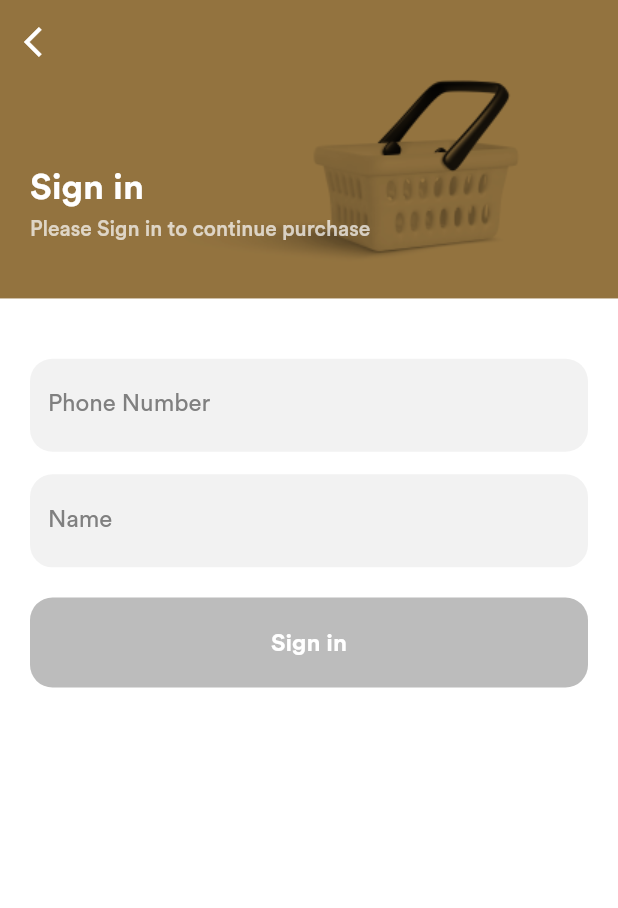
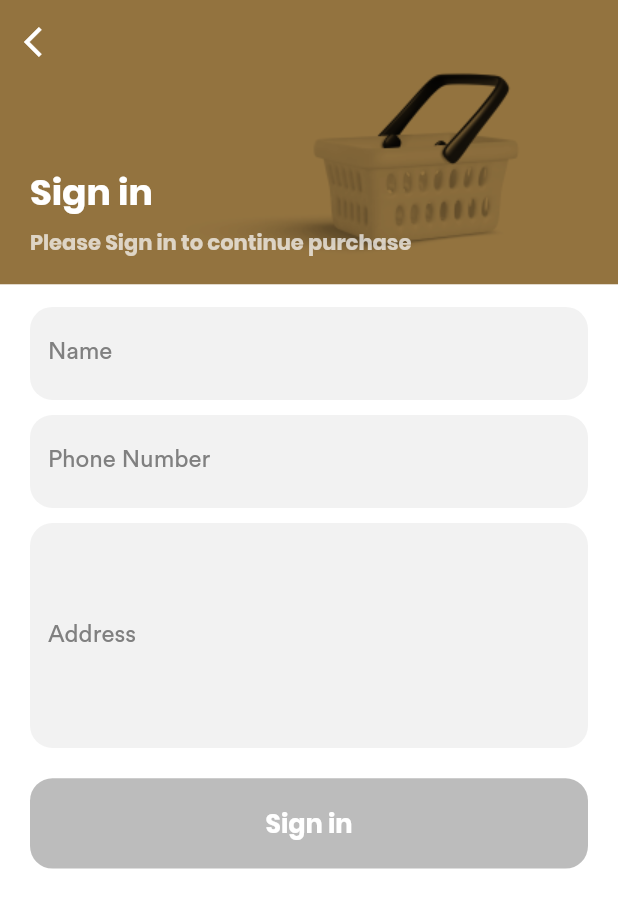
Before and after one commit to yamenemon/E-Commmerce-App, a Flutter app: the CartPage screen opened by its route, after a tap on "Check Out", on a phone screen of 412 x 824 dp. Shown: the top 908 px of the screen. Run offline on Flutter 3.47's test engine with Material 2 defaults, Android fonts, the phone set to English and light mode, and no system bars; our stand-ins replace connectivity, dio, flutter_screenutil, flutter_svg, get, google_fonts and 2 more; missing offline and left inert: connectivity_for_web, flutter_sslcommerze; project files that could hold a hidden picture were left out.

Commit message:
address field added

```diff
--- a/lib/MVC/Controller/SignInController/SignInController.dart
+++ b/lib/MVC/Controller/SignInController/SignInController.dart
@@ -6,6 +6,8 @@ class SignInController extends GetxController {
   GlobalKey<FormState> formKey = GlobalKey<FormState>();
   TextEditingController loginPhoneNumber = TextEditingController();
   TextEditingController loginName = TextEditingController();
+  TextEditingController loginAddress = TextEditingController();
+
   bool obscureText = true;
 
   @override
@@ -20,6 +22,9 @@ class SignInController extends GetxController {
     loginName.addListener(() {
       update();
     });
+    loginAddress.addListener(() {
+      update();
+    });
   }
 
   @override
@@ -28,6 +33,7 @@ class SignInController extends GetxController {
     super.dispose();
     loginPhoneNumber.dispose();
     loginName.dispose();
+    loginAddress.dispose();
   }
 
   void loginMethod() {
--- a/lib/MVC/View/Cart/CartPage.dart
+++ b/lib/MVC/View/Cart/CartPage.dart
@@ -1,10 +1,10 @@
+// ignore: file_names
 import 'package:ecommerce_app/MVC/Controller/CartModule/CartController.dart';
 import 'package:ecommerce_app/MVC/View/Cart/Components/body.dart';
 import 'package:ecommerce_app/MVC/View/Cart/Components/checkout_cart.dart';
+import 'package:ecommerce_app/globalWidget.dart';
 import 'package:flutter/material.dart';
-import 'package:flutter_screenutil/flutter_screenutil.dart';
 import 'package:get/get.dart';
-import 'package:google_fonts/google_fonts.dart';
 
 class CartPage extends StatelessWidget {
   final CartController _cartController = Get.find<CartController>();
@@ -12,32 +12,12 @@ class CartPage extends StatelessWidget {
   @override
   Widget build(BuildContext context) {
     return Scaffold(
-      appBar: buildAppBar(context),
+      appBar: GlobalWidget.globalAppBar(
+          "${_cartController.carts.length.toString()} products added",
+          Colors.transparent,
+          true),
       body: Body(),
       bottomNavigationBar: CheckoutCard(),
     );
   }
-
-  AppBar buildAppBar(BuildContext context) {
-    return AppBar(
-      title: Row(
-        children: [
-          Text("",
-              style: GoogleFonts.poppins(
-                  fontSize: 12.sp,
-                  fontWeight: FontWeight.normal,
-                  color: Colors.white)),
-          Obx(
-            () => Text(
-              "${_cartController.carts.length.toString()} products added",
-              style: GoogleFonts.poppins(
-                  fontSize: 17.sp,
-                  fontWeight: FontWeight.normal,
-                  color: Colors.white),
-            ),
-          ),
-        ],
-      ),
-    );
-  }
 }
--- a/lib/MVC/View/DetailsModule/Components/body.dart
+++ b/lib/MVC/View/DetailsModule/Components/body.dart
@@ -121,13 +121,13 @@ class Body extends StatelessWidget {
                         ],
                       ),
                       TopRoundedContainer(
-                        color: kWhiteColor,
+                        color: Colors.transparent,
                         child: Padding(
                           padding: EdgeInsets.only(
                               left: Get.width * 0.15.w,
                               right: Get.width * 0.15.w,
-                              top: 2.h,
-                              bottom: 8.h),
+                              top: 25.h,
+                              bottom: 0.h),
                           child: GlobalWidget.defaultButton(
                               press: () {
                                 final isExist = _cartController.carts
--- a/lib/MVC/View/SignInModule/SignInPage.dart
+++ b/lib/MVC/View/SignInModule/SignInPage.dart
@@ -6,40 +6,39 @@ import 'package:ecommerce_app/globalWidget.dart';
 import 'package:flutter/material.dart';
 import 'package:flutter_screenutil/flutter_screenutil.dart';
 import 'package:get/get.dart';
+import 'package:google_fonts/google_fonts.dart';
 
 class SignInPage extends StatefulWidget {
-  SignInPage({Key? key}) : super(key: key);
+  const SignInPage({Key? key}) : super(key: key);
 
   @override
   _SignInPageState createState() => _SignInPageState();
 }
 
 class _SignInPageState extends State<SignInPage> {
-  SignInController _signInController = Get.put(SignInController());
+  final SignInController _signInController = Get.put(SignInController());
 
   @override
   Widget build(BuildContext context) {
     return Scaffold(
+      resizeToAvoidBottomInset: false,
       backgroundColor: kSignInScaffoldColor,
-      body: Container(
-        height: 820.h,
-        width: 412.w,
-        child: SingleChildScrollView(
-          physics: NeverScrollableScrollPhysics(),
+      body: SingleChildScrollView(
+        // physics: const NeverScrollableScrollPhysics(),
         child: Column(
           children: [
             Stack(
               children: [
-                  Container(
-                    height: 198.h,
-                    width: 412.w,
-                    child: Image.asset("images/signin_bc.png"),
+                Image.asset(
+                  "images/signin_bc.png",
+                  width: Get.width,
+                  height: Get.height * 0.23,
                 ),
                 Positioned(
                   child: GlobalWidget.signInglobalAppBar(
                     title: "",
                     bgColor: Colors.transparent,
-                      trailing: Text(""),
+                    trailing: const Text(""),
                   ),
                 ),
                 Positioned(
@@ -49,12 +48,10 @@ class _SignInPageState extends State<SignInPage> {
                     crossAxisAlignment: CrossAxisAlignment.start,
                     children: [
                       Text(LocalizationLanguage.SIGN_IN_TEXT.tr,
-                            style: TextStyle(
-                                color: const Color(0xffffffff),
+                          style: GoogleFonts.poppins(
+                              fontSize: 24.sp,
                               fontWeight: FontWeight.w700,
-                                fontFamily: "CircularStd",
-                                fontStyle: FontStyle.normal,
-                                fontSize: 24.sp),
+                              color: Colors.white),
                           textAlign: TextAlign.left),
                       SizedBox(
                         height: 5.h,
@@ -63,12 +60,10 @@ class _SignInPageState extends State<SignInPage> {
                         opacity: 0.7035679817199707,
                         child: Text(
                           LocalizationLanguage.SIGN_IN__BAN_TEXT.tr,
-                            style: TextStyle(
-                                color: const Color(0xffffffff),
-                                fontWeight: FontWeight.w500,
-                                fontFamily: "CircularStd",
-                                fontStyle: FontStyle.normal,
-                                fontSize: 14.sp),
+                          style: GoogleFonts.poppins(
+                              fontSize: 14.sp,
+                              fontWeight: FontWeight.w700,
+                              color: Colors.white),
                         ),
                       )
                     ],
@@ -77,29 +72,13 @@ class _SignInPageState extends State<SignInPage> {
               ],
             ),
             Container(
-                height: Get.height,
+              height: Get.height * 0.77,
               width: Get.width,
               color: kWhiteColor,
               child: Form(
                 key: _signInController.formKey,
                 child: Column(
                   children: [
-                      Padding(
-                        padding:
-                            EdgeInsets.only(left: 20.w, right: 20.w, top: 40.h),
-                        child: GlobalWidget.textFormField(
-                          controller: _signInController.loginPhoneNumber,
-                          line: 1,
-                          labelText: LocalizationLanguage.PHONE_NUM_TEXT.tr,
-                          textInputType: TextInputType.number,
-                          validator: (value) {
-                            if (value!.trim().isEmpty)
-                              return LocalizationLanguage.PHONE_NUM_TEXT_REQ.tr;
-                            else
-                              return null;
-                          },
-                        ),
-                      ),
                     Padding(
                       padding:
                           EdgeInsets.only(left: 20.w, right: 20.w, top: 15.h),
@@ -109,11 +88,45 @@ class _SignInPageState extends State<SignInPage> {
                         labelText: LocalizationLanguage.NAME_TEXT.tr,
                         textInputType: TextInputType.text,
                         validator: (value) {
-                            if (value!.trim().isEmpty)
-                              return LocalizationLanguage
-                                  .ENTER_NAME_REQ_TEXT.tr;
-                            else
+                          if (value!.trim().isEmpty) {
+                            return LocalizationLanguage.ENTER_NAME_REQ_TEXT.tr;
+                          } else {
                             return null;
+                          }
+                        },
+                      ),
+                    ),
+                    Padding(
+                      padding:
+                          EdgeInsets.only(left: 20.w, right: 20.w, top: 10.h),
+                      child: GlobalWidget.textFormField(
+                        controller: _signInController.loginPhoneNumber,
+                        line: 1,
+                        labelText: LocalizationLanguage.PHONE_NUM_TEXT.tr,
+                        textInputType: TextInputType.number,
+                        validator: (value) {
+                          if (value!.trim().isEmpty) {
+                            return LocalizationLanguage.PHONE_NUM_TEXT_REQ.tr;
+                          } else {
+                            return null;
+                          }
+                        },
+                      ),
+                    ),
+                    Padding(
+                      padding:
+                          EdgeInsets.only(left: 20.w, right: 20.w, top: 10.h),
+                      child: GlobalWidget.textFormField(
+                        controller: _signInController.loginAddress,
+                        line: 5,
+                        labelText: LocalizationLanguage.ADDRESS_TEXT.tr,
+                        textInputType: TextInputType.text,
+                        validator: (value) {
+                          if (value!.trim().isEmpty) {
+                            return LocalizationLanguage.ADDRESS_TEXT_REQ.tr;
+                          } else {
+                            return null;
+                          }
                         },
                       ),
                     ),
@@ -127,26 +140,26 @@ class _SignInPageState extends State<SignInPage> {
                               _signInController.loginMethod();
                             },
                             child: Container(
-                                width: 372,
-                                height: 60,
+                              width: Get.width - 40.w,
+                              height: globalBtnHeight,
                               decoration: BoxDecoration(
-                                    borderRadius:
-                                        BorderRadius.all(Radius.circular(15)),
+                                  borderRadius: const BorderRadius.all(
+                                      Radius.circular(15)),
                                   color: (_signInController
                                               .loginName.text.isNotEmpty &&
                                           _signInController.loginPhoneNumber
-                                                .text.isNotEmpty)
-                                        ? kRedColor
-                                        : Color(0xffbcbcbc)),
+                                              .text.isNotEmpty &&
+                                          _signInController
+                                              .loginAddress.text.isNotEmpty)
+                                      ? kPrimaryColor
+                                      : const Color(0xffbcbcbc)),
                               child: Center(
                                 child: Text(
                                     LocalizationLanguage.SIGN_IN_TEXT.tr,
-                                      style: TextStyle(
-                                          color: const Color(0xffffffff),
+                                    style: GoogleFonts.poppins(
+                                        fontSize: 17.sp,
                                         fontWeight: FontWeight.w700,
-                                          fontFamily: "CircularStd",
-                                          fontStyle: FontStyle.normal,
-                                          fontSize: 16.sp),
+                                        color: Colors.white),
                                     textAlign: TextAlign.center),
                               ),
                             ),
@@ -161,7 +174,6 @@ class _SignInPageState extends State<SignInPage> {
           ],
         ),
       ),
-      ),
     );
   }
 }
--- a/lib/Util/Constant.dart
+++ b/lib/Util/Constant.dart
@@ -1,4 +1,5 @@
 import 'package:flutter/material.dart';
+import 'package:flutter_screenutil/flutter_screenutil.dart';
 
 const kAppbarColor = Color(0xFFF2F3F7);
 const kButtonColor = Color(0xFF329D9C);
@@ -33,3 +34,4 @@ const kSecondaryColor = Color(0xFF979797);
 
 const kDefaultDuration = Duration(seconds: 2);
 const kTextColor = Color(0xFF757575);
+var globalBtnHeight = 60.h;
--- a/lib/Util/Language/LocalizationLanguage.dart
+++ b/lib/Util/Language/LocalizationLanguage.dart
@@ -1,9 +1,12 @@
+// ignore: file_names
 class LocalizationLanguage {
-  static final SIGN_UP_TEXT = 'sign_up';
+  static const SIGN_UP_TEXT = 'sign_up';
   static final SIGN_IN_TEXT = 'sign_in';
-  static final SIGN_IN__BAN_TEXT = 'sign_in_ban';
+  static const SIGN_IN__BAN_TEXT = 'sign_in_ban';
   static final PHONE_NUM_TEXT = 'phone_number';
+  static final ADDRESS_TEXT = 'address_text';
   static final PHONE_NUM_TEXT_REQ = "phone_number_req";
+  static final ADDRESS_TEXT_REQ = "address_req";
   static final PASSWORD_TEXT = "password";
   static final PASSWORD_REQ_TEXT = "password_req";
   static final DONT_AC_TEXT = "dont_ac";
@@ -86,7 +89,8 @@ class LocalizationLanguage {
     'sign_in': 'সাইন ইন',
     'sign_in_ban': 'ক্রয় চালিয়ে যেতে দয়া করে সাইন ইন করুন',
     'phone_number': 'ফোন নম্বর',
-    'phone_number_req': 'ফোন নম্বর প্রয়োজনীয়',
+    'address_text': 'Address',
+    'address_req': 'Address is required',
     'password': 'পাসওয়ার্ড',
     'password_req': 'পাসওয়ার্ড প্রয়োজনীয়',
     'dont_ac': 'একটি অ্যাকাউন্ট নেই? ',
@@ -183,7 +187,9 @@ class LocalizationLanguage {
     'sign_in': 'Sign in',
     'sign_in_ban': 'Please Sign in to continue purchase',
     'phone_number': 'Phone Number',
+    'address_text': 'Address',
     'phone_number_req': 'Phone Number is Required',
+    'address_req': 'Address is required',
     'password': 'Password',
     'password_req': 'Password is Required',
     'dont_ac': 'Don’t have an account? ',
```
Also changed, not shown: 1 other file. Lines whose indentation alone changed are shown as unchanged.
